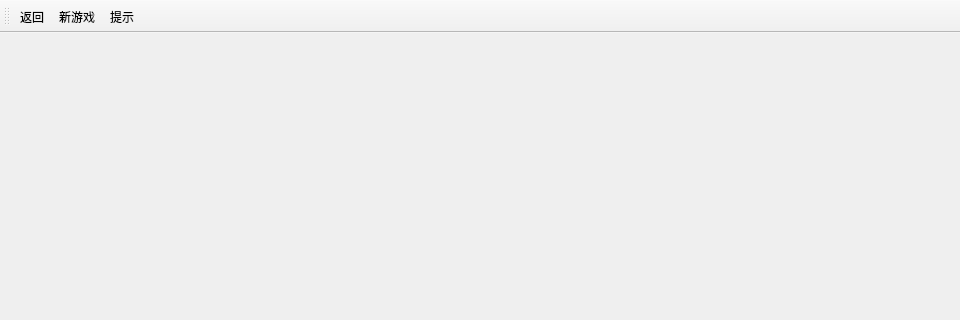
Old version of the form 2026年面向对象课程设计/连连看/MainWindow.ui in the repository siyuea17/schoolwork; both pictures show x 0 to 960 and y 0 to 320 of the 960 by 740 pixel window.
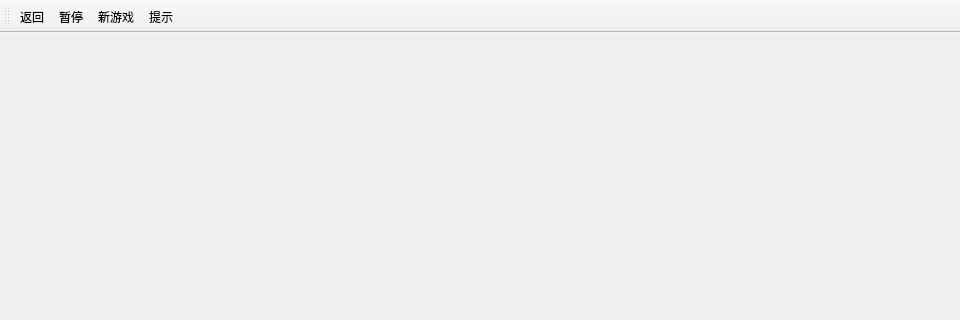
New version of the form.

Commit message:
添加暂停功能：从原始连连看移植暂停/继续功能
- MainWindow.ui: 工具栏添加暂停按钮(pauseAction)
- MainWindow.h: 添加 onPause/pauseGame/resumeGame 声明和 m_isPaused 成员
- MainWindow.cpp: 实现暂停/恢复逻辑，onNewGame/closeEvent 中暂停前确认
- GameWidget.h: 添加 setPaused/isPaused/drawPauseOverlay 声明和 m_isPaused 成员
- GameWidget.cpp: 实现暂停遮罩绘制，showHint/mousePressEvent/paintEvent 集成暂停检查

```diff
--- a/2026年面向对象课程设计/连连看/MainWindow.ui
+++ b/2026年面向对象课程设计/连连看/MainWindow.ui
@@ -35,6 +35,7 @@
     <bool>false</bool>
    </attribute>
    <addaction name="homeAction"/>
+   <addaction name="pauseAction"/>
    <addaction name="newGameAction"/>
    <addaction name="hintAction"/>
   </widget>
@@ -47,6 +48,14 @@
     <string>返回主菜单</string>
    </property>
   </action>
+  <action name="pauseAction">
+   <property name="text">
+    <string>暂停</string>
+   </property>
+   <property name="toolTip">
+    <string>暂停/继续游戏</string>
+   </property>
+  </action>
   <action name="newGameAction">
    <property name="text">
     <string>新游戏</string>
```
The commit also changes 4 other files.
